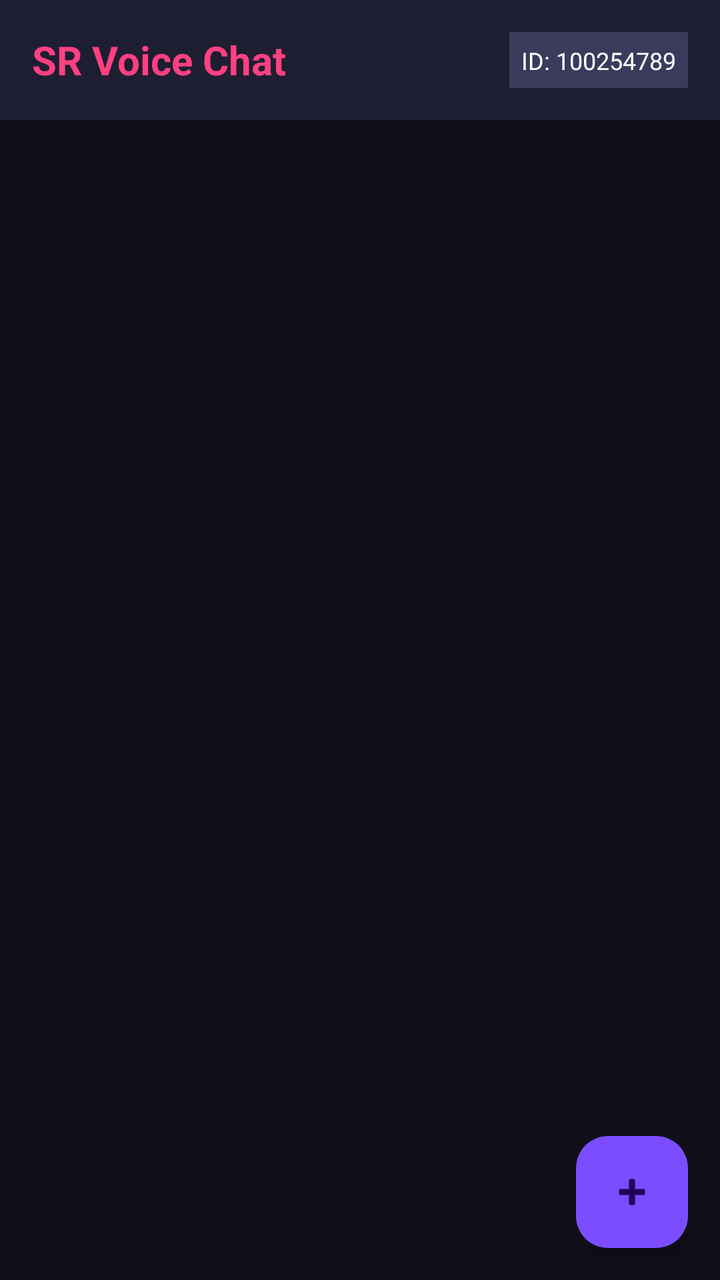
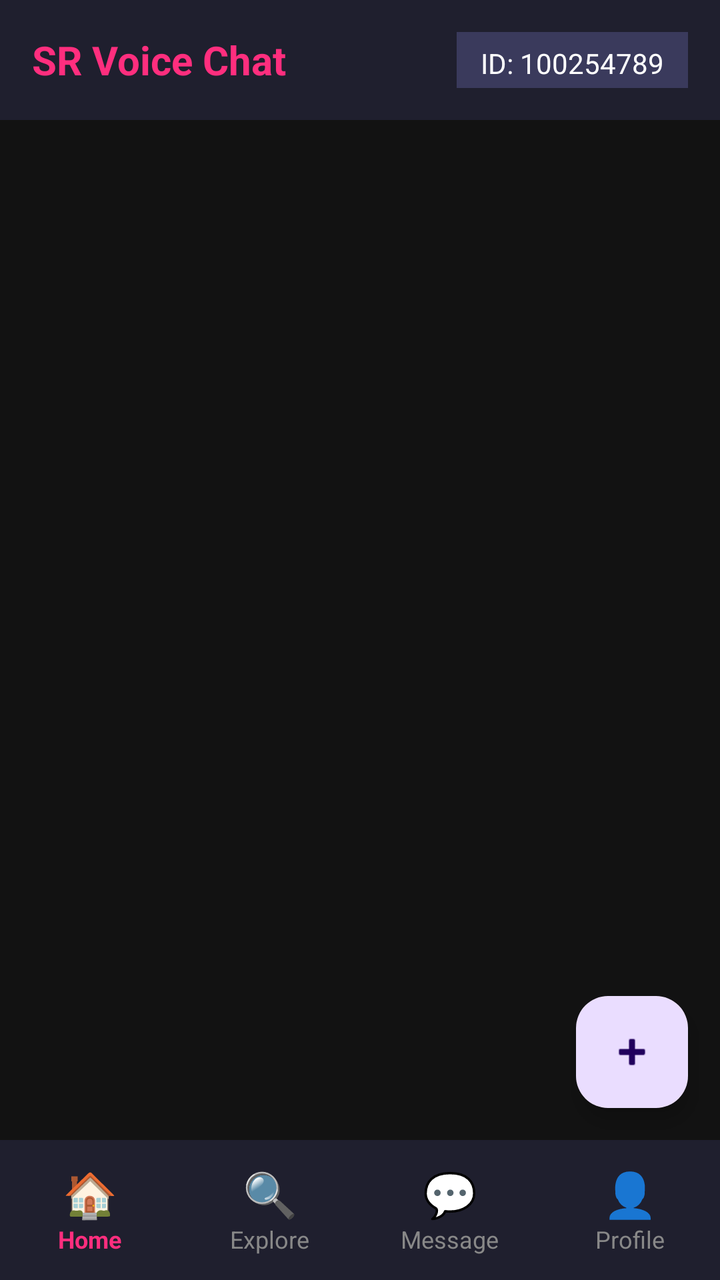

Compare the two renders of this Android layout. The source of the first and the diff that turns it into the second are given below.
<!-- AndroidManifest.xml: application theme Theme.SRVoiceChat -->
<!-- res/layout/activity_home.xml -->
<?xml version="1.0" encoding="utf-8"?>
<LinearLayout xmlns:android="http://schemas.android.com/apk/res/android"
    android:layout_width="match_parent"
    android:layout_height="match_parent"
    android:orientation="vertical"
    android:background="#0F0F1A">

    
    <LinearLayout
        android:layout_width="match_parent"
        android:layout_height="60dp"
        android:orientation="horizontal"
        android:gravity="center_vertical"
        android:padding="16dp"
        android:background="#1E1E32">

        <TextView
            android:layout_width="0dp"
            android:layout_height="wrap_content"
            android:layout_weight="1"
            android:text="SR Voice Chat"
            android:textColor="#FF4081"
            android:textSize="20sp"
            android:textStyle="bold"/>

        <TextView
            android:id="@+id/tvUserId"
            android:layout_width="wrap_content"
            android:layout_height="wrap_content"
            android:text="ID: 100254789"
            android:textColor="#FFFFFF"
            android:textSize="12sp"
            android:background="#3A3A5C"
            android:padding="6dp"/>
    </LinearLayout>

    
    <androidx.recyclerview.widget.RecyclerView
        android:id="@+id/rvRooms"
        android:layout_width="match_parent"
        android:layout_height="0dp"
        android:layout_weight="1"
        android:padding="8dp"/>

    
    <com.google.android.material.floatingactionbutton.FloatingActionButton
        android:id="@+id/fabCreateRoom"
        android:layout_width="wrap_content"
        android:layout_height="wrap_content"
        android:layout_gravity="end"
        android:layout_margin="16dp"
        android:src="@android:drawable/ic_input_add"
        android:backgroundTint="#7C4DFF"/>

</LinearLayout>
<!-- resources referenced by this layout -->
<resources>
  <style name="Theme.SRVoiceChat" parent="Theme.Material3.DayNight.NoActionBar">
          <item name="colorPrimary">#FF4081</item>
          <item name="android:statusBarColor">#FF4081</item>
          <item name="android:windowLightStatusBar">true</item>
      </style>
</resources>

<!-- the commit's change to res/layout/activity_home.xml (unified diff, before → after) -->
@@ -1,25 +1,26 @@
 <?xml version="1.0" encoding="utf-8"?>
-<LinearLayout xmlns:android="http://schemas.android.com/apk/res/android"
+<RelativeLayout xmlns:android="http://schemas.android.com/apk/res/android"
     android:layout_width="match_parent"
     android:layout_height="match_parent"
-    android:orientation="vertical"
-    android:background="#0F0F1A">
+    android:background="#121212">
 
     
     <LinearLayout
+        android:id="@+id/topBar"
         android:layout_width="match_parent"
         android:layout_height="60dp"
+        android:layout_alignParentTop="true"
+        android:background="#1F1F2E"
         android:orientation="horizontal"
         android:gravity="center_vertical"
-        android:padding="16dp"
-        android:background="#1E1E32">
+        android:padding="16dp">
 
         <TextView
             android:layout_width="0dp"
+            android:layout_weight="1"
             android:layout_height="wrap_content"
-            android:layout_weight="1"
             android:text="SR Voice Chat"
-            android:textColor="#FF4081"
+            android:textColor="#FF2E7E"
             android:textSize="20sp"
             android:textStyle="bold"/>
 
@@ -29,17 +30,20 @@
             android:layout_height="wrap_content"
             android:text="ID: 100254789"
             android:textColor="#FFFFFF"
-            android:textSize="12sp"
             android:background="#3A3A5C"
-            android:padding="6dp"/>
+            android:paddingLeft="12dp"
+            android:paddingRight="12dp"
+            android:paddingTop="6dp"
+            android:paddingBottom="6dp"/>
     </LinearLayout>
 
     
     <androidx.recyclerview.widget.RecyclerView
         android:id="@+id/rvRooms"
         android:layout_width="match_parent"
-        android:layout_height="0dp"
-        android:layout_weight="1"
+        android:layout_height="match_parent"
+        android:layout_below="@id/topBar"
+        android:layout_above="@id/bottomBar"
         android:padding="8dp"/>
 
     
@@ -47,9 +51,60 @@
         android:id="@+id/fabCreateRoom"
         android:layout_width="wrap_content"
         android:layout_height="wrap_content"
-        android:layout_gravity="end"
+        android:layout_alignParentEnd="true"
+        android:layout_above="@id/bottomBar"
         android:layout_margin="16dp"
         android:src="@android:drawable/ic_input_add"
-        android:backgroundTint="#7C4DFF"/>
+        android:contentDescription="Create Room"/>
 
-</LinearLayout>
+    
+    <LinearLayout
+        android:id="@+id/bottomBar"
+        android:layout_width="match_parent"
+        android:layout_height="70dp"
+        android:layout_alignParentBottom="true"
+        android:background="#1F1F2E"
+        android:orientation="horizontal">
+
+        <LinearLayout
+            android:layout_width="0dp"
+            android:layout_weight="1"
+            android:layout_height="match_parent"
+            android:orientation="vertical"
+            android:gravity="center">
+            <TextView android:layout_width="wrap_content" android:layout_height="wrap_content" android:text="🏠" android:textSize="22sp"/>
+            <TextView android:layout_width="wrap_content" android:layout_height="wrap_content" android:text="Home" android:textColor="#FF2E7E" android:textSize="12sp" android:textStyle="bold"/>
+        </LinearLayout>
+
+        <LinearLayout
+            android:layout_width="0dp"
+            android:layout_weight="1"
+            android:layout_height="match_parent"
+            android:orientation="vertical"
+            android:gravity="center">
+            <TextView android:layout_width="wrap_content" android:layout_height="wrap_content" android:text="🔍" android:textSize="22sp"/>
+            <TextView android:layout_width="wrap_content" android:layout_height="wrap_content" android:text="Explore" android:textColor="#888888" android:textSize="12sp"/>
+        </LinearLayout>
+
+        <LinearLayout
+            android:layout_width="0dp"
+            android:layout_weight="1"
+            android:layout_height="match_parent"
+            android:orientation="vertical"
+            android:gravity="center">
+            <TextView android:layout_width="wrap_content" android:layout_height="wrap_content" android:text="💬" android:textSize="22sp"/>
+            <TextView android:layout_width="wrap_content" android:layout_height="wrap_content" android:text="Message" android:textColor="#888888" android:textSize="12sp"/>
+        </LinearLayout>
+
+        <LinearLayout
+            android:layout_width="0dp"
+            android:layout_weight="1"
+            android:layout_height="match_parent"
+            android:orientation="vertical"
+            android:gravity="center">
+            <TextView android:layout_width="wrap_content" android:layout_height="wrap_content" android:text="👤" android:textSize="22sp"/>
+            <TextView android:layout_width="wrap_content" android:layout_height="wrap_content" android:text="Profile" android:textColor="#888888" android:textSize="12sp"/>
+        </LinearLayout>
+    </LinearLayout>
+
+</RelativeLayout>
